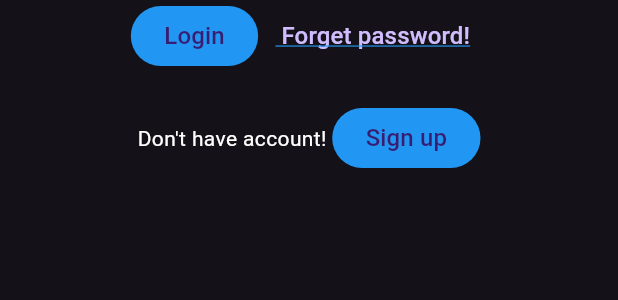
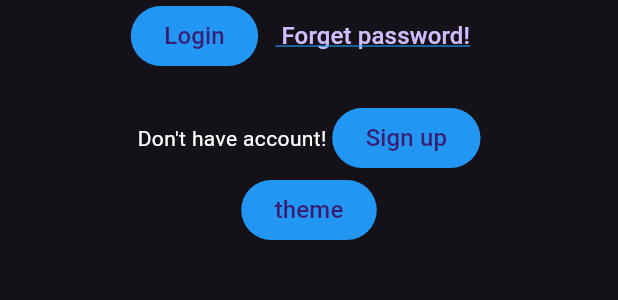
Before and after one commit to emanzaid12/android-project-master5, a Flutter app: what bottomW() shows on an empty page, opened directly, on a phone screen of 412 x 824 dp. Shown: the top 300 px of the screen. Run offline on Flutter 3.47's test engine with Material 3 defaults, Android fonts, the phone set to English and light mode, and no system bars; our stand-ins replace bloc, cloud_firestore, connectivity_plus, firebase_core, firebase_crashlytics, firebase_dynamic_links and 6 more; accounts and stored records are empty.

Commit message:
Button to change theme and lang

```diff
--- a/newtask/lib/core2/my_theme.dart
+++ b/newtask/lib/core2/my_theme.dart
@@ -9,7 +9,7 @@ class MyTheme {
       ),
     ),
     textTheme: const TextTheme(
-      displayLarge: TextStyle(fontSize: 16, color: Colors.blue),
+      displayLarge: TextStyle(fontSize: 25, color: Colors.white),
       bodyLarge: TextStyle(
         fontSize: 19,
         color: Colors.red,
--- a/newtask/lib/features/auth/login/component/bottomW.dart
+++ b/newtask/lib/features/auth/login/component/bottomW.dart
@@ -1,4 +1,5 @@
 import 'package:flutter/material.dart';
+import 'package:newtask/core2/cubit/parentt_cubit.dart';
 import 'package:newtask/features/auth/forget/view/forgetPage.dart';
 import 'package:newtask/features/auth/signup/view/signUpPage.dart';
 
@@ -31,7 +32,7 @@ class bottomW extends StatelessWidget {
         const SizedBox(
           height: 20,
         ),
-        Row(
+         Row(
           mainAxisAlignment: MainAxisAlignment.center,
           children: [
             const Text("Don't have account! "),
@@ -47,6 +48,22 @@ class bottomW extends StatelessWidget {
                 },
                 child: const Text("Sign up"))
           ],
+
+        ),
+        Row(
+          mainAxisAlignment: MainAxisAlignment.center,
+          children: [
+
+            FilledButton(
+                style: const ButtonStyle(
+                    backgroundColor: MaterialStatePropertyAll(Colors.blue)),
+                onPressed: () {
+                  ParenttCubit.instance.changMode();
+                  ParenttCubit.instance.changLang();
+
+                },
+                child: const Text("theme"))
+          ],
         )
       ],
     );
--- a/newtask/lib/features/auth/verification/component/bodyVerification.dart
+++ b/newtask/lib/features/auth/verification/component/bodyVerification.dart
@@ -16,6 +16,7 @@ class bodyV extends StatelessWidget {
           title: const Text('Verification Page',
               style: TextStyle(fontWeight: FontWeight.bold)),
               titleTextStyle: context.getTheme.textTheme.displayLarge
+
         ),
         const Spacer(
           flex: 1,
```
Also changed, not shown: newtask/lib/core2/cubit/parentt_cubit.dart (+22 -1 lines), newtask/lib/features/auth/login/component/bodyW.dart (+5 -9 lines), newtask/lib/main.dart (+10 -1 lines).
